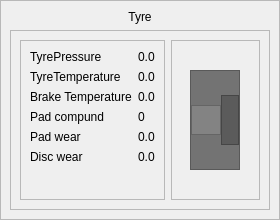
Before: the Qt Designer form client/ui/telemetry_tyre.ui in maxtorm12138/acc-engineer, drawn with Qt 5.
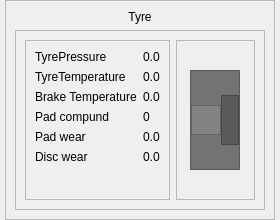
After: the same form once the commit is applied.

Patch:
```diff
--- a/client/ui/telemetry_tyre.ui
+++ b/client/ui/telemetry_tyre.ui
@@ -52,6 +52,27 @@
    </property>
    <item>
     <widget class="QFrame" name="TyreInfoOuterFrame">
+     <property name="sizePolicy">
+      <sizepolicy hsizetype="Fixed" vsizetype="Fixed">
+       <horstretch>0</horstretch>
+       <verstretch>0</verstretch>
+      </sizepolicy>
+     </property>
+     <property name="minimumSize">
+      <size>
+       <width>270</width>
+       <height>220</height>
+      </size>
+     </property>
+     <property name="maximumSize">
+      <size>
+       <width>270</width>
+       <height>220</height>
+      </size>
+     </property>
+     <property name="styleSheet">
+      <string notr="true">font-size: 12px</string>
+     </property>
      <property name="frameShape">
       <enum>QFrame::StyledPanel</enum>
      </property>
```
Left out of the diff: 90 changed lines with no effect on the pictures.
